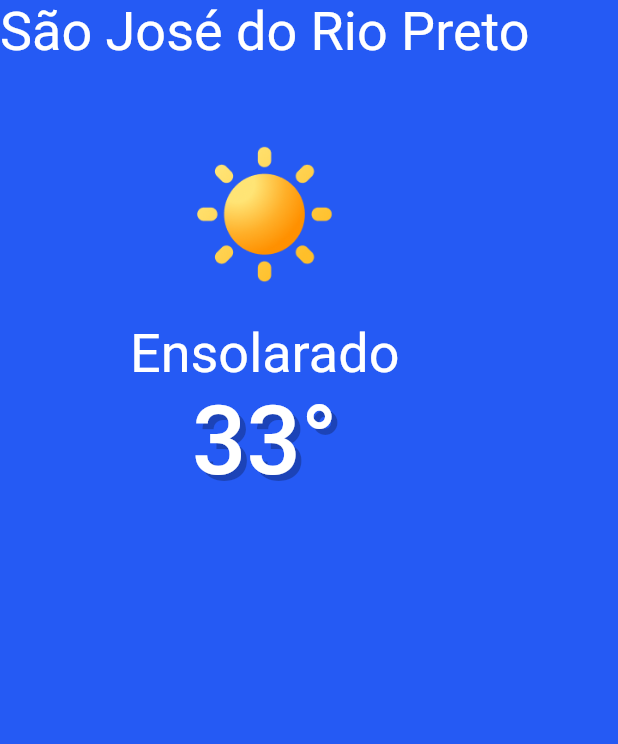
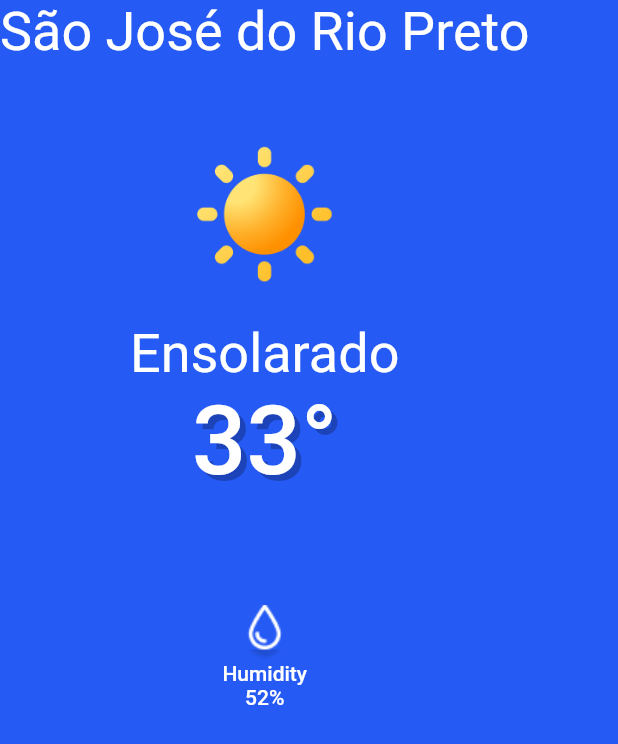
Before and after one commit to Christian-Velani/wheater_app, a Flutter app: the screen it shows after launch, on a phone screen of 412 x 824 dp. Shown: the top 744 px of the screen. Run offline on Flutter 3.47's test engine with Material 2 defaults, Android fonts, the phone set to English and light mode, and no system bars.

Commit message:
Adiciona constantes para text style

```diff
--- a/lib/main.dart
+++ b/lib/main.dart
@@ -6,47 +6,48 @@ void main() {
   runApp(WheaterApp());
 }
 
+const titleStyle = TextStyle(fontSize: 36, color: Colors.white);
+
+const temperatureStyle = TextStyle(
+  fontSize: 64,
+  color: Colors.white,
+  fontWeight: FontWeight.w500,
+  shadows: [ Shadow( color: Color.fromRGBO(0, 0, 0, 0.25), offset: Offset(4, 4))],
+);
+
+const iconStyle = TextStyle(
+  fontSize: 14,
+  color: Colors.white,
+  fontWeight: FontWeight.w500
+);
+
 class WheaterApp extends StatelessWidget {
   @override
   Widget build(BuildContext context) {
     return MaterialApp(
       home: Scaffold(
         backgroundColor: Color(0xFF255AF4),
-          body: Column(
+        body: SafeArea(
+          child: Column(
             children: [
-              Text(
-                "São José do Rio Preto",
-                    style: TextStyle(
-                      fontSize: 36,
-                      color: Colors.white,
-                    ),
-              ),
+              Text("São José do Rio Preto", style: titleStyle),
               Container(
                 child: Image.asset('images/01_sunny_color.png'),
                 width: 96,
                 height: 96,
                 margin: EdgeInsets.fromLTRB(0, 53, 0, 24),
               ),
-              Text(
-                "Ensolarado",
-                    style: TextStyle(
-                      fontSize: 36,
-                      color: Colors.white,
+              Text("Ensolarado", style: titleStyle),
+              Text("33°", style: temperatureStyle),
+              Container(
+                  margin: EdgeInsets.only(top: 71),
+                  child: Column(children: [
+                    Image.asset('images/humidity.png'),
+                    Text("Humidity", style: iconStyle),
+                    Text("52%",  style: iconStyle),
+                  ])),
+            ],
           ),
-              ),
-              Text(
-                "33°",
-                    style: TextStyle(
-                      fontSize: 64,
-                      color: Colors.white,
-                      fontWeight: FontWeight.w500,
-                      shadows: [Shadow(
-                        color: Color.fromRGBO(0, 0, 0,0.25),
-                        offset: Offset(4, 4),
-                      )]
-                    ),
-              ),
-            ],
         ),
       ),
     );
--- a/pubspec.yaml
+++ b/pubspec.yaml
@@ -61,7 +61,10 @@ flutter:
   # To add assets to your application, add an assets section, like this:
   assets:
     - images/01_sunny_color.png
-    # - images/a_dot_ham.jpeg
+    - images/humidity.png
+    - images/wind.png
+    - images/feels_like.png
+
 
   # An image asset can refer to one or more resolution-specific "variants", see
   # https://flutter.dev/assets-and-images/#resolution-aware
```
Also changed, not shown: images/feels_like.png (added), images/humidity.png (added), images/wind.png (added). Lines whose indentation alone changed are shown as unchanged.
